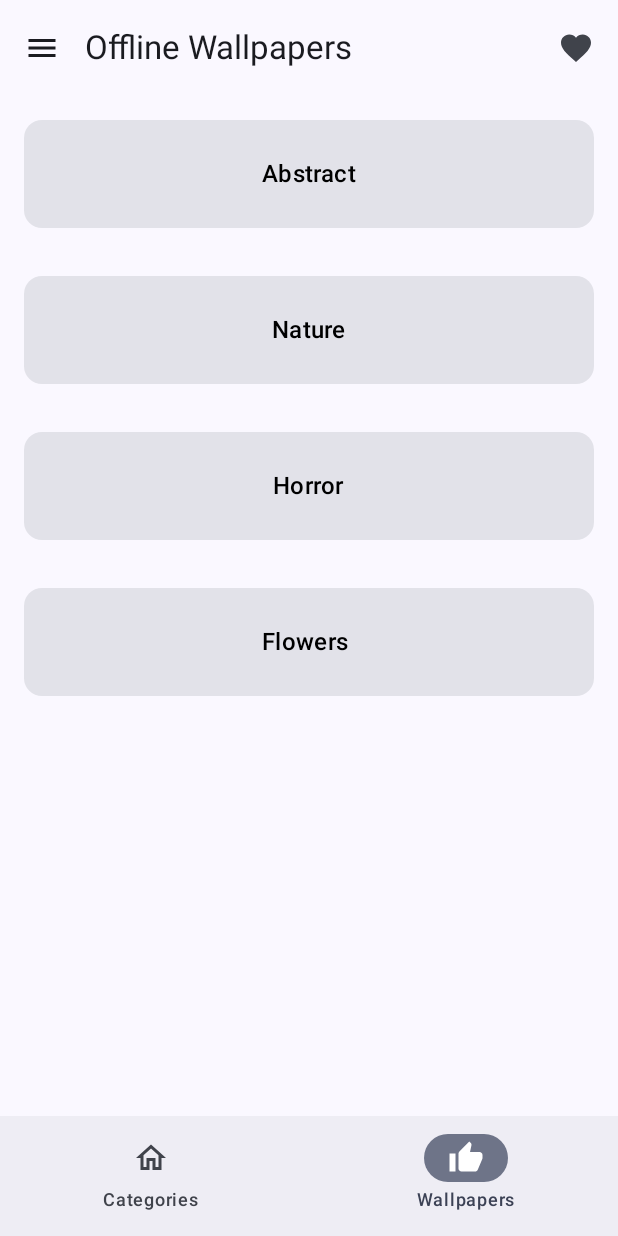
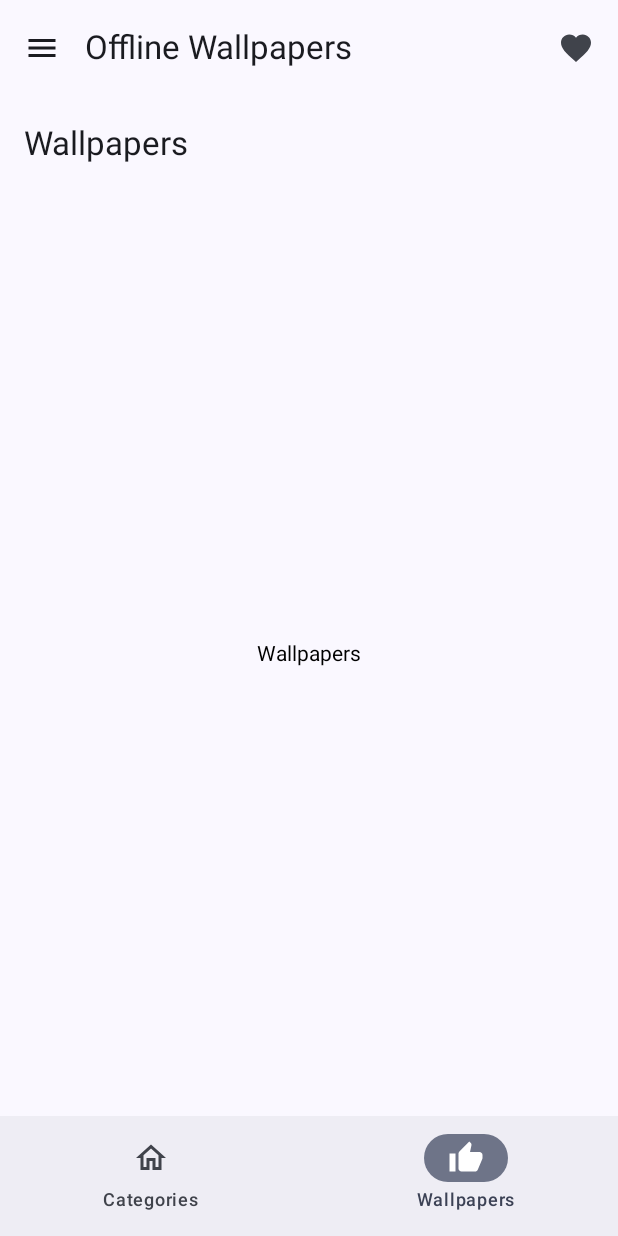
Before and after one commit to Augustinekan/compose_walls, an Android app built with Jetpack Compose: the screen it shows after launch (MainActivity), item 2 of the bottom bar chosen, on a phone screen of 412 x 824 dp. Run offline under Robolectric (Android 15) with nearby library versions, the phone set to English and light mode, and no system bars.

Commit message:
Add navigation

```diff
--- a/app/build.gradle.kts
+++ b/app/build.gradle.kts
@@ -50,7 +50,6 @@ android {
 }
 
 dependencies {
-
     implementation("androidx.core:core-ktx:1.12.0")
     implementation("androidx.lifecycle:lifecycle-runtime-ktx:2.7.0")
     implementation("androidx.activity:activity-compose:1.8.2")
@@ -66,4 +65,5 @@ dependencies {
     androidTestImplementation("androidx.compose.ui:ui-test-junit4")
     debugImplementation("androidx.compose.ui:ui-tooling")
     debugImplementation("androidx.compose.ui:ui-test-manifest")
+    implementation ("androidx.navigation:navigation-compose:2.7.6")
 }
--- /dev/null
+++ b/app/src/main/java/com/example/compose_walls/HomePage.kt
@@ -0,0 +1,99 @@
+package com.example.compose_walls
+
+import androidx.compose.foundation.layout.padding
+import androidx.compose.material.icons.Icons
+import androidx.compose.material.icons.filled.Home
+import androidx.compose.material.icons.filled.ThumbUp
+import androidx.compose.material.icons.outlined.Home
+import androidx.compose.material.icons.outlined.ThumbUp
+import androidx.compose.material3.Badge
+import androidx.compose.material3.BadgedBox
+import androidx.compose.material3.ExperimentalMaterial3Api
+import androidx.compose.material3.Icon
+import androidx.compose.material3.NavigationBar
+import androidx.compose.material3.NavigationBarItem
+import androidx.compose.material3.Scaffold
+import androidx.compose.material3.Surface
+import androidx.compose.material3.Text
+import androidx.compose.runtime.Composable
+import androidx.compose.runtime.getValue
+import androidx.compose.runtime.mutableIntStateOf
+import androidx.compose.runtime.saveable.rememberSaveable
+import androidx.compose.runtime.setValue
+import androidx.compose.ui.Modifier
+import androidx.navigation.NavController
+
+
+
+@OptIn(ExperimentalMaterial3Api::class)
+@Composable
+fun HomePage(navController: NavController,name: String, modifier: Modifier = Modifier) {
+    val navigationItems = listOf<BottomNavigationBarItem>(
+        BottomNavigationBarItem(
+            title = "Categories",
+            selectedIcon = Icons.Filled.Home,
+            unselectedIcon = Icons.Outlined.Home,
+            hasNews = false,
+            badgeCount = null
+        ),
+        BottomNavigationBarItem(
+            title = "Wallpapers",
+            selectedIcon = Icons.Filled.ThumbUp,
+            unselectedIcon = Icons.Outlined.ThumbUp,
+            hasNews = false,
+            badgeCount = null
+        )
+    );
+    var selectedItemIndex by rememberSaveable {
+        mutableIntStateOf(0)
+    };
+
+    //val pages = listOf(WallpaperCategoriesList(), WallpapersPage(category = null))
+    //            Compose_wallsTheme {
+//                // A surface container using the 'background' color from the theme
+//                Surface(
+//                    modifier = Modifier.fillMaxSize(),
+//                    color = MaterialTheme.colorScheme.background
+//                ) {
+//                    MyApp("Compose Body")
+//                }
+//            }
+    Scaffold(
+        topBar = {
+            CustomTopAppBar()
+        },
+        content = { innerPadding ->
+            Surface (modifier = Modifier.padding(innerPadding)){
+                if(selectedItemIndex==0){WallpaperCategoriesList(navController = navController)}else{WallpapersPage(category = null, navController = navController)}
+            }
+        },
+
+        bottomBar = {
+            NavigationBar {
+                navigationItems.forEachIndexed { index, bottomNavigationBarItem ->  NavigationBarItem(
+                    selected = selectedItemIndex == index,
+                    onClick = {
+                        selectedItemIndex = index
+                    },
+                    label = {
+                        Text(text = bottomNavigationBarItem.title)
+                    },
+                    icon = {
+                        BadgedBox(badge = {
+                            if(bottomNavigationBarItem.badgeCount!=null){
+                                Text(text = bottomNavigationBarItem.badgeCount.toString())
+                            }
+                            else if(bottomNavigationBarItem.hasNews){
+                                Badge ()
+                            }
+                        }) {
+                            Icon(imageVector = if(index == selectedItemIndex){bottomNavigationBarItem.selectedIcon}else {bottomNavigationBarItem.unselectedIcon}, contentDescription = bottomNavigationBarItem.title)
+                        }
+                    },
+                )}
+
+            }
+        }
+
+    )
+}
--- a/app/src/main/java/com/example/compose_walls/MainActivity.kt
+++ b/app/src/main/java/com/example/compose_walls/MainActivity.kt
@@ -1,128 +1,25 @@
 package com.example.compose_walls
 
-import android.annotation.SuppressLint
 import android.os.Bundle
 import androidx.activity.ComponentActivity
 import androidx.activity.compose.setContent
-import androidx.compose.foundation.layout.Arrangement
-import androidx.compose.foundation.layout.RowScope
-import androidx.compose.foundation.layout.WindowInsets
-import androidx.compose.foundation.layout.fillMaxSize
-import androidx.compose.foundation.layout.fillMaxWidth
-import androidx.compose.foundation.layout.padding
-import androidx.compose.foundation.lazy.LazyColumn
-import androidx.compose.material.icons.Icons
-import androidx.compose.material.icons.filled.Favorite
-import androidx.compose.material.icons.filled.Home
-import androidx.compose.material.icons.filled.Menu
-import androidx.compose.material.icons.filled.ThumbUp
-import androidx.compose.material.icons.outlined.Home
-import androidx.compose.material.icons.outlined.ThumbUp
-import androidx.compose.material3.Badge
-import androidx.compose.material3.BadgedBox
-import androidx.compose.material3.ExperimentalMaterial3Api
-import androidx.compose.material3.Icon
-import androidx.compose.material3.IconButton
-import androidx.compose.material3.MaterialTheme
-import androidx.compose.material3.NavigationBar
-import androidx.compose.material3.NavigationBarItem
-import androidx.compose.material3.Scaffold
-import androidx.compose.material3.Surface
-import androidx.compose.material3.Text
-import androidx.compose.material3.TopAppBar
-import androidx.compose.material3.TopAppBarColors
-import androidx.compose.material3.TopAppBarDefaults
-import androidx.compose.material3.TopAppBarScrollBehavior
-import androidx.compose.runtime.Composable
-import androidx.compose.runtime.saveable.rememberSaveable
-import androidx.compose.runtime.mutableStateOf
-import androidx.compose.runtime.setValue
-import androidx.compose.runtime.getValue
-import androidx.compose.runtime.mutableIntStateOf
-
-import androidx.compose.ui.Modifier
-import androidx.compose.ui.text.style.TextAlign
-import androidx.compose.ui.text.style.TextOverflow
-import androidx.compose.ui.unit.dp
+import androidx.navigation.compose.rememberNavController
 import com.example.compose_walls.ui.theme.Compose_wallsTheme
 
+
 class MainActivity : ComponentActivity() {
-    @OptIn(ExperimentalMaterial3Api::class)
     override fun onCreate(savedInstanceState: Bundle?) {
+
         super.onCreate(savedInstanceState)
         setContent {
+            //MyApp(name = "Compose Walls", navController = rememberNavController())
+            //Navigation()
             Compose_wallsTheme {
-                // A surface container using the 'background' color from the theme
-                Surface(
-                    modifier = Modifier.fillMaxSize(),
-                    color = MaterialTheme.colorScheme.background
-                ) {
-                    ComposeBody("Compose Body")
-                }
+                // Remember the NavController for navigation
+                val navController = rememberNavController()
+                // Define the navigation hierarchy and content
+                MyApp(navController = navController, name = "MY APP")
             }
         }
     }
 }
-
-
-@ExperimentalMaterial3Api
-@Composable
-fun ComposeBody(name: String, modifier: Modifier = Modifier) {
-    val navigationItems = listOf<BottomNavigationBarItem>(
-        BottomNavigationBarItem(
-        title = "Categories",
-        selectedIcon = Icons.Filled.Home,
-        unselectedIcon = Icons.Outlined.Home,
-        hasNews = false,
-       badgeCount = null
-    ),
-        BottomNavigationBarItem(
-            title = "Wallpapers",
-            selectedIcon = Icons.Filled.ThumbUp,
-            unselectedIcon = Icons.Outlined.ThumbUp,
-            hasNews = false,
-            badgeCount = null
-        )
-    );
-    var selectedItemIndex by rememberSaveable {
-       mutableIntStateOf(0)
-    };
-
-    Scaffold(
-        topBar = {
-            CustomTopAppBar()
-        },
-        content = { innerPadding ->
-            Surface (modifier = Modifier.padding(innerPadding)){
-                WallpaperCategoriesList()
-
-            }
-        },
-        bottomBar = {
-            NavigationBar {
-                navigationItems.forEachIndexed { index, bottomNavigationBarItem ->  NavigationBarItem(
-                    selected = selectedItemIndex == index,
-                    onClick = {
-                        selectedItemIndex = index
-                    },
-                    label = {
-                            Text(text = bottomNavigationBarItem.title)
-                    },
-                    icon = {
-                        BadgedBox(badge = {
-                            if(bottomNavigationBarItem.badgeCount!=null){
-                                Text(text = bottomNavigationBarItem.badgeCount.toString())
-                            }
-                            else if(bottomNavigationBarItem.hasNews){
-                                Badge ()
-                            }
-                        }) {
-                            Icon(imageVector = if(index == selectedItemIndex){bottomNavigationBarItem.selectedIcon}else {bottomNavigationBarItem.unselectedIcon}, contentDescription = bottomNavigationBarItem.title)
-                        }
-                    },
-                )}
-
-            }
-        }
-    )
-}
--- /dev/null
+++ b/app/src/main/java/com/example/compose_walls/MyApp.kt
@@ -0,0 +1,30 @@
+package com.example.compose_walls
+
+import androidx.compose.foundation.layout.fillMaxSize
+import androidx.compose.material3.MaterialTheme
+import androidx.compose.material3.Surface
+import androidx.compose.runtime.Composable
+import androidx.compose.ui.Modifier
+import androidx.navigation.NavHostController
+import com.example.compose_walls.navigation.Navigation
+import com.example.compose_walls.ui.theme.Compose_wallsTheme
+
+@Composable
+fun MyApp(name: String, modifier: Modifier = Modifier,navController: NavHostController) {
+    Compose_wallsTheme {
+        // A surface container using the 'background' color from the theme
+        Surface(
+            modifier = Modifier.fillMaxSize(),
+            color = MaterialTheme.colorScheme.background
+        ) {
+            Navigation(navController)
+        }
+    }
+}
+
+//@OptIn(ExperimentalMaterial3Api::class)
+//@Preview
+//@Composable
+//fun MyAppPreview(){
+//    MyApp(name = "Compose App")
+//}
--- a/app/src/main/java/com/example/compose_walls/WallpaperCategories.kt
+++ b/app/src/main/java/com/example/compose_walls/WallpaperCategories.kt
@@ -20,13 +20,16 @@ import androidx.compose.ui.hapticfeedback.HapticFeedbackType
 import androidx.compose.ui.platform.LocalHapticFeedback
 import androidx.compose.ui.tooling.preview.Preview
 import androidx.compose.ui.unit.dp
+import androidx.navigation.NavController
+import androidx.navigation.compose.rememberNavController
+import com.example.compose_walls.navigation.Screen
 
 @Composable
-fun WallpaperCategoriesList() {
+fun WallpaperCategoriesList(navController: NavController) {
     LazyColumn{
         items(getWallpaperCategories()){
             category ->
-            WallpaperCategoryTile(category = category)
+            WallpaperCategoryTile(category = category, navController = navController)
         }
     }
       //List<WallpaperCategory> categories = getWallpaperCategories();
@@ -38,7 +41,8 @@ fun WallpaperCategoriesList() {
 
 @OptIn(ExperimentalMaterial3Api::class)
 @Composable
-fun WallpaperCategoryTile(category:WallpaperCategory, modifier: Modifier = Modifier) {
+fun WallpaperCategoryTile(navController: NavController,category:WallpaperCategory, modifier: Modifier = Modifier) {
+
     Card(
         modifier = modifier
             .fillMaxWidth()
@@ -46,7 +50,7 @@ fun WallpaperCategoryTile(category:WallpaperCategory, modifier: Modifier = Modif
             .background(MaterialTheme.colorScheme.background),
         onClick = {
             Log.d("Click", "CardExample: Card Click")
-
+            navController.navigate(Screen.WallpapersPage.withArgs(category.title))
         }
     ) {
         Column(
@@ -60,12 +64,12 @@ fun WallpaperCategoryTile(category:WallpaperCategory, modifier: Modifier = Modif
         }
     }
 }
-
-@Preview
-@Composable
-fun CenteredTextCardPreview() {
-    WallpaperCategoriesList()
-}
+//
+//@Preview
+//@Composable
+//fun CenteredTextCardPreview() {
+//    WallpaperCategoriesList()
+//}
 
 class WallpaperCategory(title: String){
    var title: String = title
--- /dev/null
+++ b/app/src/main/java/com/example/compose_walls/WallpapersPage.kt
@@ -0,0 +1,64 @@
+package com.example.compose_walls
+
+import androidx.compose.foundation.layout.Box
+import androidx.compose.foundation.layout.fillMaxSize
+import androidx.compose.foundation.layout.padding
+import androidx.compose.foundation.text.BasicText
+import androidx.compose.material3.ExperimentalMaterial3Api
+import androidx.compose.material3.Scaffold
+import androidx.compose.material3.Surface
+import androidx.compose.material3.Text
+import androidx.compose.material3.TopAppBar
+import androidx.compose.runtime.Composable
+import androidx.compose.ui.Alignment
+import androidx.compose.ui.Modifier
+import androidx.compose.ui.text.style.TextAlign
+import androidx.compose.ui.text.style.TextOverflow
+import androidx.navigation.NavController
+
+@OptIn(ExperimentalMaterial3Api::class)
+@Composable
+fun WallpapersPage(navController: NavController, category: String?){
+    Scaffold (
+        topBar = {WallpapersPageTopAppBar(categoryTitle = category)},
+        content = {innerPadding ->  Surface (modifier = Modifier.padding(innerPadding)){
+            Box(modifier = Modifier.fillMaxSize(), contentAlignment = Alignment.Center){
+                BasicText(text = "Wallpapers")
+            }
+        }
+        }
+    )
+}
+
+
+@ExperimentalMaterial3Api
+@Composable
+fun WallpapersPageTopAppBar(categoryTitle: String?){
+
+    TopAppBar(
+        title = {
+            Text(
+                if(categoryTitle!=null){"$categoryTitle Wallpapers"}else{"Wallpapers"},
+                maxLines = 1,
+                overflow = TextOverflow.Ellipsis,
+                textAlign = TextAlign.Center
+            )
+        },
+//        navigationIcon = {
+//            IconButton(onClick = { /* doSomething() */ }) {
+//                Icon(
+//                    imageVector = Icons.Filled.Menu,
+//                    contentDescription = "Localized description"
+//                )
+//            }
+//        },
+//        actions = {
+//            IconButton(onClick = { /* doSomething() */ }) {
+//                Icon(
+//                    imageVector = Icons.Filled.Favorite,
+//                    contentDescription = "Localized description"
+//                )
+//            }
+//        }
+    )
+}
--- /dev/null
+++ b/app/src/main/java/com/example/compose_walls/navigation/NavigationCompose.kt
@@ -0,0 +1,33 @@
+package com.example.compose_walls.navigation
+
+import androidx.compose.runtime.Composable
+import androidx.navigation.NavHostController
+import androidx.navigation.NavType
+import androidx.navigation.compose.NavHost
+import androidx.navigation.compose.composable
+import androidx.navigation.navArgument
+import com.example.compose_walls.HomePage
+import com.example.compose_walls.WallpaperCategoriesList
+import com.example.compose_walls.WallpapersPage
+
+@Composable
+fun Navigation(navController: NavHostController){
+    NavHost(navController = navController, startDestination = Screen.HomePage.route ){
+        composable(route = Screen.HomePage.route){
+          HomePage(navController, name = "home")
+        }
+        composable(route = Screen.WallpaperCategoriesList.route){
+            WallpaperCategoriesList(navController)
+        }
+        composable(route = Screen.WallpapersPage.route + "/{category}",
+            arguments = listOf(
+                navArgument("category"){
+                    nullable = true
+                    type = NavType.StringType
+                }
+            )
+            ){entry ->
+          WallpapersPage(navController,category = entry.arguments?.getString("category"))
+        }
+    }
+}
--- /dev/null
+++ b/app/src/main/java/com/example/compose_walls/navigation/Screen.kt
@@ -0,0 +1,18 @@
+package com.example.compose_walls.navigation
+
+sealed class Screen (val route: String){
+    object HomePage : Screen("home")
+    object WallpapersPage : Screen("wallpaperspage")
+
+
+    object WallpaperCategoriesList : Screen("categories")
+
+    fun withArgs (vararg  args:String):String{
+        return  buildString {
+            append(route)
+            args.forEach {arg ->
+                append("/$arg")
+            }
+        }
+    }
+}
```
